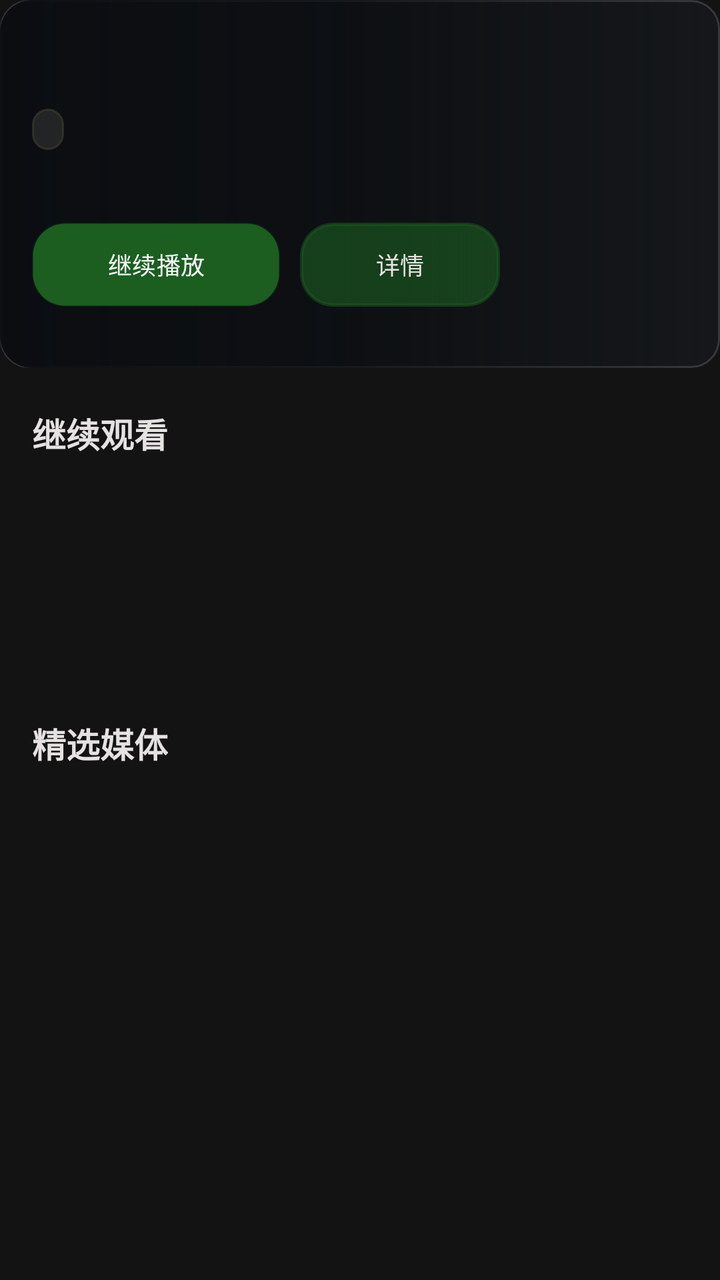
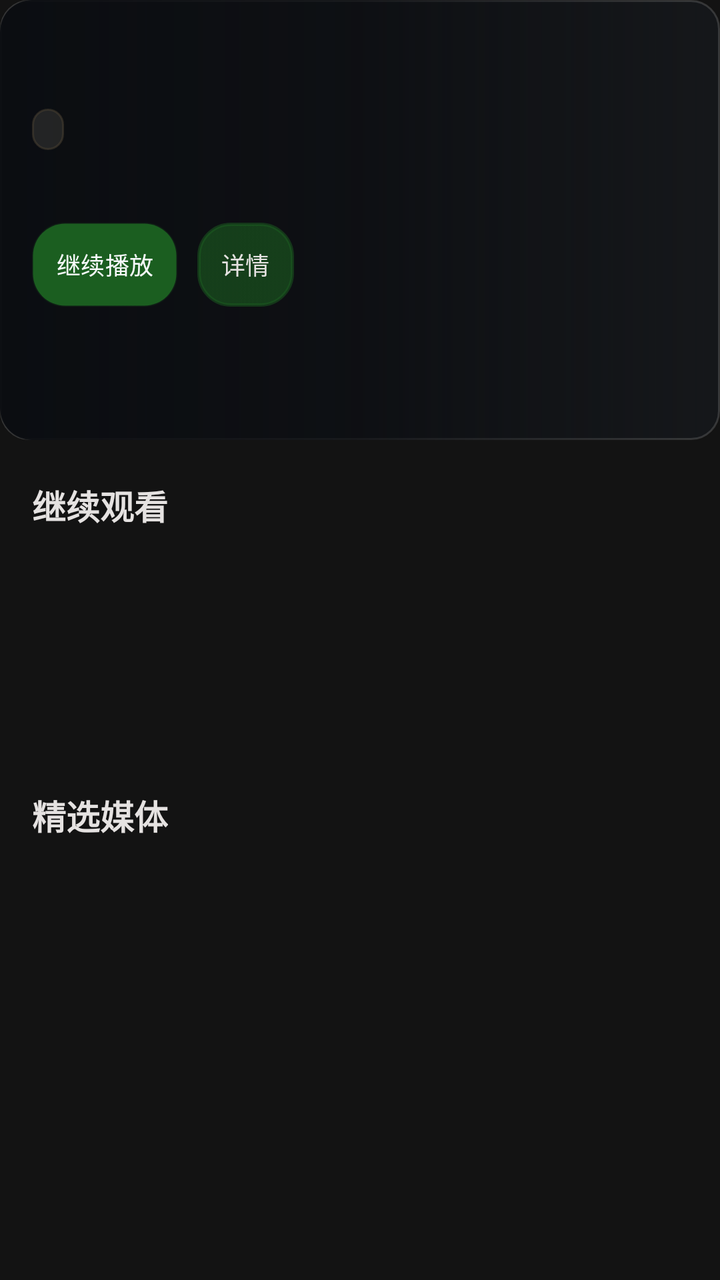

Compare the two renders of this Android layout. The source of the first and the diff that turns it into the second are given below.
<!-- AndroidManifest.xml: another module's application theme Theme.YuanBaoTv -->
<!-- res/layout/activity_home.xml -->
<?xml version="1.0" encoding="utf-8"?>
<androidx.core.widget.NestedScrollView xmlns:android="http://schemas.android.com/apk/res/android"
    xmlns:app="http://schemas.android.com/apk/res-auto"
    android:layout_width="match_parent"
    android:layout_height="match_parent"
    android:background="@color/tv_bg_dark"
    android:fillViewport="true"
    android:scrollbars="none">

    <androidx.constraintlayout.widget.ConstraintLayout
        android:layout_width="match_parent"
        android:layout_height="wrap_content"
        android:paddingBottom="24dp">

        <View android:id="@+id/top_nav_bar" android:layout_width="0dp" android:layout_height="0dp" android:visibility="gone" />
        <TextView android:id="@+id/tv_clock" android:layout_width="0dp" android:layout_height="0dp" android:visibility="gone" />

        <ImageView
            android:id="@+id/iv_hero_backdrop"
            android:layout_width="0dp"
            android:layout_height="@dimen/phone_home_hero_height"
            android:scaleType="centerCrop"
            android:src="@drawable/bg_glass_card"
            app:layout_constraintEnd_toEndOf="parent"
            app:layout_constraintStart_toStartOf="parent"
            app:layout_constraintTop_toTopOf="parent" />

        <View
            android:id="@+id/v_hero_scrim"
            android:layout_width="0dp"
            android:layout_height="@dimen/phone_home_hero_height"
            android:background="@drawable/bg_hero_gradient"
            app:layout_constraintEnd_toEndOf="parent"
            app:layout_constraintStart_toStartOf="parent"
            app:layout_constraintTop_toTopOf="parent" />

        <LinearLayout
            android:id="@+id/layout_hero_content"
            android:layout_width="0dp"
            android:layout_height="wrap_content"
            android:layout_marginStart="16dp"
            android:layout_marginTop="@dimen/phone_home_hero_top_margin"
            android:layout_marginEnd="16dp"
            android:orientation="vertical"
            app:layout_constraintEnd_toEndOf="parent"
            app:layout_constraintStart_toStartOf="parent"
            app:layout_constraintTop_toTopOf="parent">

            <TextView android:id="@+id/tv_hero_title" android:layout_width="match_parent" android:layout_height="wrap_content" android:ellipsize="end" android:maxLines="1" android:textColor="@color/tv_text_primary" android:textSize="@dimen/phone_home_hero_title_size" android:textStyle="bold" />
            <TextView android:id="@+id/tv_hero_season_tag" android:layout_width="wrap_content" android:layout_height="wrap_content" android:layout_marginTop="8dp" android:background="@drawable/bg_tag_pill" android:paddingHorizontal="8dp" android:paddingVertical="3dp" android:textColor="@color/tv_accent_gold" android:textSize="11sp" />
            <TextView android:id="@+id/tv_hero_desc" android:layout_width="match_parent" android:layout_height="wrap_content" android:layout_marginTop="8dp" android:ellipsize="end" android:maxLines="2" android:textColor="@color/tv_text_secondary" android:textSize="12sp" />

            <LinearLayout android:layout_width="wrap_content" android:layout_height="wrap_content" android:layout_marginTop="12dp" android:orientation="horizontal">
                <Button android:id="@+id/btn_hero_play" android:layout_width="124dp" android:layout_height="42dp" android:background="@drawable/bg_hero_gold_btn" android:backgroundTint="@null" android:text="@string/btn_continue_play" android:textColor="@color/tv_hero_btn_text" android:textSize="12sp" />
                <Button android:id="@+id/btn_hero_detail" android:layout_width="100dp" android:layout_height="42dp" android:layout_marginStart="10dp" android:background="@drawable/bg_hero_detail_btn" android:backgroundTint="@null" android:text="@string/btn_view_detail" android:textColor="@color/tv_text_primary" android:textSize="12sp" />
            </LinearLayout>
        </LinearLayout>

        <TextView
            android:id="@+id/tv_label_continue"
            android:layout_width="wrap_content"
            android:layout_height="wrap_content"
            android:layout_marginStart="16dp"
            android:layout_marginTop="20dp"
            android:text="@string/section_continue_watching"
            android:textColor="@color/tv_text_primary"
            android:textSize="17sp"
            android:textStyle="bold"
            app:layout_constraintStart_toStartOf="parent"
            app:layout_constraintTop_toBottomOf="@id/iv_hero_backdrop" />

        <androidx.recyclerview.widget.RecyclerView
            android:id="@+id/rv_continue_watching"
            android:layout_width="0dp"
            android:layout_height="@dimen/phone_home_continue_row_height"
            android:layout_marginTop="8dp"
            android:clipToPadding="false"
            android:orientation="horizontal"
            android:paddingStart="16dp"
            android:paddingEnd="16dp"
            android:scrollbars="none"
            app:layoutManager="androidx.recyclerview.widget.LinearLayoutManager"
            app:layout_constraintEnd_toEndOf="parent"
            app:layout_constraintStart_toStartOf="parent"
            app:layout_constraintTop_toBottomOf="@id/tv_label_continue" />

        <TextView
            android:id="@+id/tv_label_cartoons"
            android:layout_width="wrap_content"
            android:layout_height="wrap_content"
            android:layout_marginStart="16dp"
            android:layout_marginTop="18dp"
            android:text="@string/section_cartoons"
            android:textColor="@color/tv_text_primary"
            android:textSize="17sp"
            android:textStyle="bold"
            app:layout_constraintStart_toStartOf="parent"
            app:layout_constraintTop_toBottomOf="@id/rv_continue_watching" />

        <androidx.recyclerview.widget.RecyclerView
            android:id="@+id/rv_cartoons"
            android:layout_width="0dp"
            android:layout_height="@dimen/phone_home_poster_row_height"
            android:layout_marginTop="8dp"
            android:clipToPadding="false"
            android:orientation="horizontal"
            android:paddingStart="16dp"
            android:paddingEnd="16dp"
            android:scrollbars="none"
            app:layoutManager="androidx.recyclerview.widget.LinearLayoutManager"
            app:layout_constraintEnd_toEndOf="parent"
            app:layout_constraintStart_toStartOf="parent"
            app:layout_constraintTop_toBottomOf="@id/tv_label_cartoons" />
    </androidx.constraintlayout.widget.ConstraintLayout>
</androidx.core.widget.NestedScrollView>
<!-- resources referenced by this layout -->
<resources>
  <color name="tv_accent_gold">#FFDEA6</color>
  <color name="tv_bg_dark">#131313</color>
  <color name="tv_hero_btn_text">#F8FAFC</color>
  <color name="tv_text_primary">#E5E2E1</color>
  <color name="tv_text_secondary">#D3C5AF</color>
  <dimen name="phone_home_continue_row_height">104dp</dimen>
  <dimen name="phone_home_hero_height">184dp</dimen>
  <dimen name="phone_home_hero_title_size">21sp</dimen>
  <dimen name="phone_home_hero_top_margin">18dp</dimen>
  <dimen name="phone_home_poster_row_height">156dp</dimen>
  <!-- drawable bg_glass_card (drawable) -->
  <?xml version="1.0" encoding="utf-8"?>
  <shape xmlns:android="http://schemas.android.com/apk/res/android"
      android:shape="rectangle">
      <solid android:color="@color/tv_bg_glass" />
      <stroke android:width="1dp" android:color="#26FFFFFF" />
      <corners android:radius="14dp" />
  </shape>
  <!-- drawable bg_hero_gold_btn (drawable) -->
  <?xml version="1.0" encoding="utf-8"?>
  <selector xmlns:android="http://schemas.android.com/apk/res/android">
      <item android:state_focused="true">
          <shape android:shape="rectangle">
              <solid android:color="#087B6B" />
              <stroke android:width="2.5dp" android:color="#E5FFFA" />
              <corners android:radius="16dp" />
          </shape>
      </item>
      <item>
          <shape android:shape="rectangle">
              <solid android:color="#066357" />
              <stroke android:width="1dp" android:color="#3384F5E8" />
              <corners android:radius="16dp" />
          </shape>
      </item>
  </selector>
  <!-- drawable bg_hero_gradient (drawable) -->
  <?xml version="1.0" encoding="utf-8"?>
  <shape xmlns:android="http://schemas.android.com/apk/res/android"
      android:shape="rectangle">
      <gradient
          android:angle="0"
          android:startColor="#F00A0C10"
          android:centerColor="#B30A0C10"
          android:endColor="#000A0C10"
          android:type="linear" />
      <corners android:radius="16dp" />
  </shape>
  <!-- drawable bg_tag_pill (drawable) -->
  <?xml version="1.0" encoding="utf-8"?>
  <shape xmlns:android="http://schemas.android.com/apk/res/android"
      android:shape="rectangle">
      <solid android:color="#CC2A2A2A" />
      <stroke
          android:width="1dp"
          android:color="#804F4535" />
      <corners android:radius="8dp" />
  </shape>
  <string name="btn_continue_play">继续播放</string>
  <string name="btn_view_detail">详情</string>
  <string name="section_cartoons">精选媒体</string>
  <string name="section_continue_watching">继续观看</string>
  <style name="Theme.YuanBaoTv" parent="Theme.Material3.DayNight.NoActionBar">
          <item name="colorPrimary">@color/primary</item>
          <item name="colorOnPrimary">@color/on_primary</item>
          <item name="android:statusBarColor">@android:color/transparent</item>
          <item name="android:navigationBarColor">@android:color/transparent</item>
          <item name="android:windowLightStatusBar">false</item>
          <item name="buttonStyle">@style/Widget.YuanBaoTv.Button</item>
      </style>
  <color name="tv_bg_glass">#331E293B</color>
  <color name="primary">#1B5E20</color>
  <color name="on_primary">#FFFFFF</color>
  <style name="Widget.YuanBaoTv.Button" parent="Widget.AppCompat.Button">
          <item name="android:backgroundTint">@null</item>
          <item name="backgroundTint">@null</item>
          <item name="android:textAllCaps">false</item>
      </style>
  <!-- unchanged entries left out for length: 1 -->
</resources>

<!-- the commit's change to res/layout/activity_home.xml (unified diff, before → after) -->
@@ -51,8 +51,8 @@
             <TextView android:id="@+id/tv_hero_desc" android:layout_width="match_parent" android:layout_height="wrap_content" android:layout_marginTop="8dp" android:ellipsize="end" android:maxLines="2" android:textColor="@color/tv_text_secondary" android:textSize="12sp" />
 
             <LinearLayout android:layout_width="wrap_content" android:layout_height="wrap_content" android:layout_marginTop="12dp" android:orientation="horizontal">
-                <Button android:id="@+id/btn_hero_play" android:layout_width="124dp" android:layout_height="42dp" android:background="@drawable/bg_hero_gold_btn" android:backgroundTint="@null" android:text="@string/btn_continue_play" android:textColor="@color/tv_hero_btn_text" android:textSize="12sp" />
-                <Button android:id="@+id/btn_hero_detail" android:layout_width="100dp" android:layout_height="42dp" android:layout_marginStart="10dp" android:background="@drawable/bg_hero_detail_btn" android:backgroundTint="@null" android:text="@string/btn_view_detail" android:textColor="@color/tv_text_primary" android:textSize="12sp" />
+                <Button android:id="@+id/btn_hero_play" android:layout_width="wrap_content" android:layout_height="42dp" android:background="@drawable/bg_hero_gold_btn" android:backgroundTint="@null" android:minWidth="0dp" android:paddingHorizontal="12dp" android:text="@string/btn_continue_play" android:textColor="@color/tv_hero_btn_text" android:textSize="12sp" />
+                <Button android:id="@+id/btn_hero_detail" android:layout_width="wrap_content" android:layout_height="42dp" android:layout_marginStart="10dp" android:background="@drawable/bg_hero_detail_btn" android:backgroundTint="@null" android:minWidth="0dp" android:paddingHorizontal="12dp" android:text="@string/btn_view_detail" android:textColor="@color/tv_text_primary" android:textSize="12sp" />
             </LinearLayout>
         </LinearLayout>
 
<!-- resource entries referenced after the edit -->
@@ -6,10 +6,10 @@
   <color name="tv_text_primary">#E5E2E1</color>
   <color name="tv_text_secondary">#D3C5AF</color>
   <dimen name="phone_home_continue_row_height">104dp</dimen>
-  <dimen name="phone_home_hero_height">184dp</dimen>
+  <dimen name="phone_home_hero_height">220dp</dimen>
   <dimen name="phone_home_hero_title_size">21sp</dimen>
   <dimen name="phone_home_hero_top_margin">18dp</dimen>
-  <dimen name="phone_home_poster_row_height">156dp</dimen>
+  <dimen name="phone_home_poster_row_height">198dp</dimen>
   <!-- drawable bg_glass_card (drawable) -->
   <?xml version="1.0" encoding="utf-8"?>
   <shape xmlns:android="http://schemas.android.com/apk/res/android"
